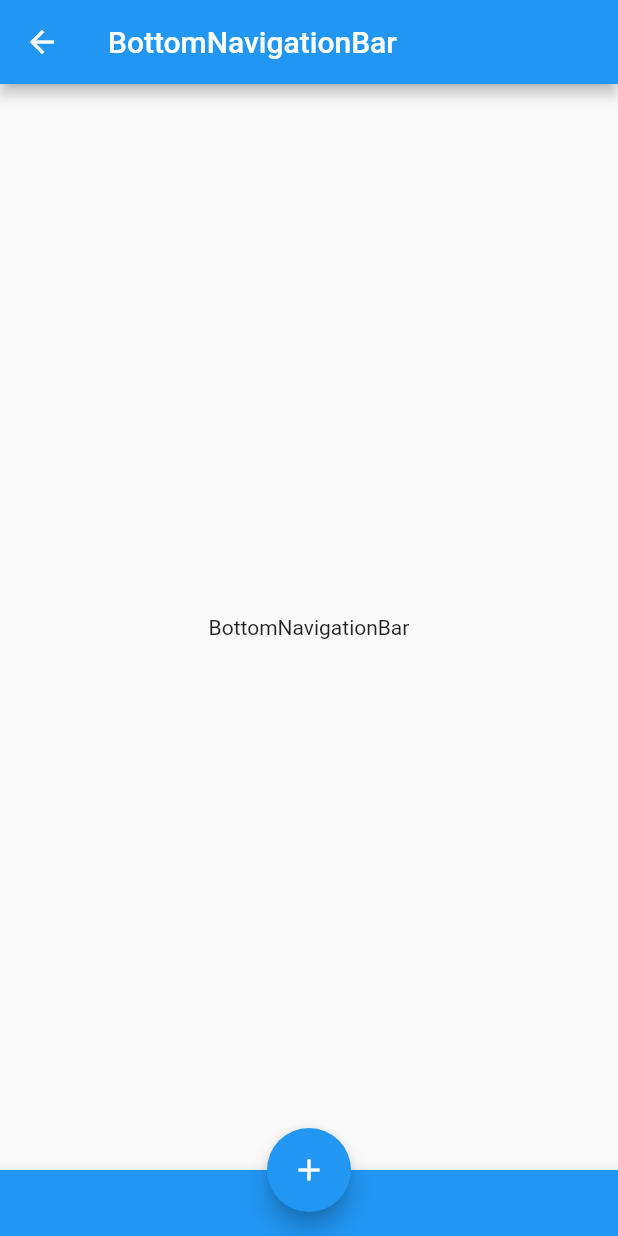
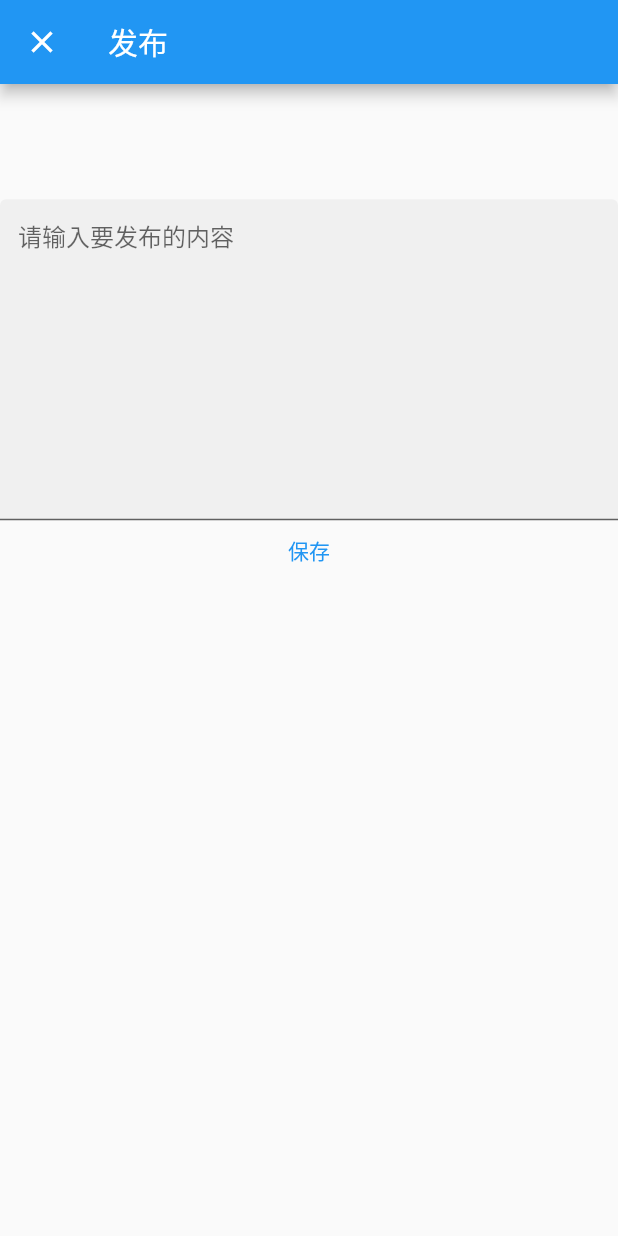
Before and after one commit to fluttercndev/FlutterLearningRecord, a Flutter app: the QiBottomNavigationBar screen opened directly, after a tap on the "add" icon, on a phone screen of 412 x 824 dp. Run offline on Flutter 3.47's test engine with Material 2 defaults, Android fonts, the phone set to English and light mode, and no system bars; our stand-ins replace dio.

Commit message:
添加点击FAB按钮后弹出页面

```diff
--- a/flutter_tutorial/lib/SafeArea/qi_listView_safeArea.dart
+++ b/flutter_tutorial/lib/SafeArea/qi_listView_safeArea.dart
@@ -71,6 +71,10 @@ class _QiListSafeAreaState extends State<QiListViewSafeArea> {
               title: Text('带有 SafeArea 的页面'),
               subtitle: Text('滚动的时候在头帘设备（如iPhoneX，iPhoneXSMax等）上运行，不会受设备头帘影响'),
             ),
+            _randomColorContainer(),
+            _randomColorContainer(),
+            _randomColorContainer(),
+            _randomColorContainer(),
           ],
         ),
       ),
--- a/flutter_tutorial/lib/SafeArea/qi_safeAreaEntrance.dart
+++ b/flutter_tutorial/lib/SafeArea/qi_safeAreaEntrance.dart
@@ -37,6 +37,7 @@ class QiSafeAreaEntrance extends StatelessWidget {
       body: ListView(
         children: <Widget>[
           _safeAreaListTile(context, status: false),
+          Divider(),
           _safeAreaListTile(context, status: true),
         ],
       ),
--- a/flutter_tutorial/lib/bottomNavigationBar/qi_bottomNavigationBar.dart
+++ b/flutter_tutorial/lib/bottomNavigationBar/qi_bottomNavigationBar.dart
@@ -5,16 +5,26 @@ class QiBottomNavigationBar extends StatelessWidget {
   Widget build(BuildContext context) {
     return Scaffold(
       appBar: AppBar(
-        title: Text('BottomNavigationBar'),
+        title: Text('BottomAppBarFloationActionButton'),
       ),
       body: Center(
-        child: Text('BottomNavigationBar'),
+        child: Text(
+          'BottomAppBar FloationActionButton',
+          style: TextStyle(
+            fontSize: 36.0,
+          ),
+        ),
       ),
       floatingActionButton: FloatingActionButton(
         // child: Text('FAB'),
         child: Icon(Icons.add),
         onPressed: () {
           print('点击FAB');
+          Navigator.push(
+              context,
+              MaterialPageRoute(
+                  builder: (BuildContext context) => QiIssueAnVideo(),
+                  fullscreenDialog: true));
         },
       ),
       floatingActionButtonLocation: FloatingActionButtonLocation.centerDocked,
@@ -27,3 +37,68 @@ class QiBottomNavigationBar extends StatelessWidget {
     );
   }
 }
+
+class QiIssueAnVideo extends StatelessWidget {
+  @override
+  Widget build(BuildContext context) {
+    return Scaffold(
+      appBar: AppBar(
+        title: Text('发布'),
+      ),
+      body: SizedBox.expand(
+        child: DraggableScrollableSheet(
+          minChildSize: 0.8,
+          initialChildSize: 0.9,
+          maxChildSize: 0.95,
+          builder: (BuildContext context, ScrollController scrollController) {
+            return Container(
+              child: ListView(
+                children: <Widget>[
+                  Container(
+                    child: TextField(
+                      maxLines: 10,
+                      decoration: InputDecoration(
+                        filled: true,
+                        hoverColor: Colors.grey[200],
+                        hintText: '请输入要发布的内容',
+                      ),
+                    ),
+                  ),
+                  SizedBox(
+                    height: 10.0,
+                  ),
+                  Row(
+                    children: <Widget>[
+                      Expanded(child: Container()),
+                      GestureDetector(
+                        child: Text(
+                          '保存',
+                          style: TextStyle(color: Colors.blue),
+                        ),
+                        onTap: () {
+                          Navigator.of(context).pop();
+                          print('保存');
+                        },
+                      ),
+                      Expanded(child: Container()),
+                    ],
+                  ),
+                ],
+              ),
+            );
+          },
+        ),
+      ),
+    );
+  }
+}
+
+// return Container(
+//               child: TextField(
+//             decoration: InputDecoration(
+//               filled: true,
+//               fillColor: Colors.grey,
+//               hintText: '请输入要发布的内容',
+//             ),
+//             maxLines: 10,
+//           ),
--- a/flutter_tutorial/lib/main.dart
+++ b/flutter_tutorial/lib/main.dart
@@ -31,7 +31,7 @@ class MyApp extends StatelessWidget {
       theme: ThemeData(
         primarySwatch: Colors.blue,
       ),
-      home: MyHomePage(title: 'Flutter 学习记录'),
+      home: MyHomePage(title: 'Flutter 学习记录+学习记录'),
     );
   }
 }
```
